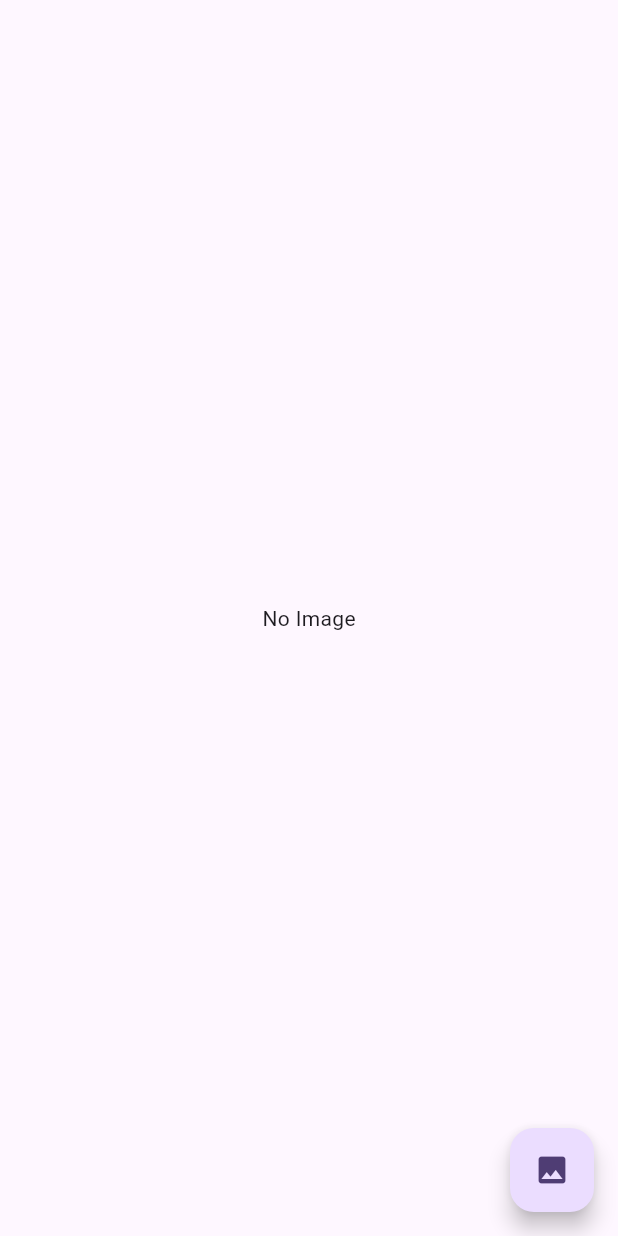
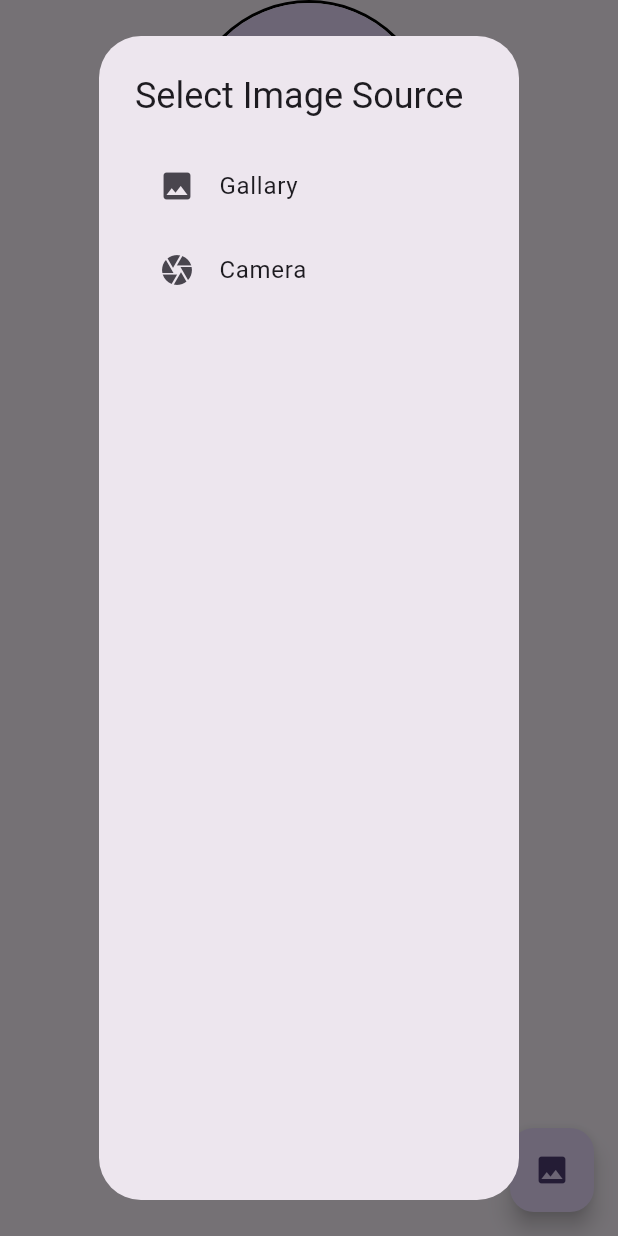
Before and after one commit to AbdiwakBekele/flutter_image, a Flutter app: the screen it shows after launch, after a tap on the "image" icon, on a phone screen of 412 x 824 dp. Run offline on Flutter 3.47's test engine with Material 2 defaults, Android fonts, the phone set to English and light mode, and no system bars; our stand-ins replace image_picker.

Commit message:
Image Avatar included

```diff
--- a/lib/screen/home.dart
+++ b/lib/screen/home.dart
@@ -11,18 +11,87 @@ class Home extends StatefulWidget {
 }
 
 class _HomeState extends State<Home> {
+  ImagePicker picker = new ImagePicker();
   XFile? image;
+
+  // From Gallery
+  Future<void> pickImageGallery() async {
+    final pickedImage = await picker.pickImage(source: ImageSource.gallery);
+    setState(() {
+      image = pickedImage;
+    });
+  }
+
+  // From Camera
+  Future<void> pickImageCamera() async {
+    final pickedImageCamera =
+        await picker.pickImage(source: ImageSource.camera);
+    setState(() {
+      image = pickedImageCamera;
+    });
+  }
+
+  void showImageOption(BuildContext context) {
+    showDialog(
+      context: context,
+      builder: (context) {
+        return AlertDialog(
+          title: const Text("Select Image Source"),
+          content: ListView(
+            children: [
+              ListTile(
+                leading: Icon(Icons.image),
+                title: Text("Gallary"),
+                onTap: pickImageGallery,
+              ),
+              ListTile(
+                leading: Icon(Icons.camera),
+                title: Text("Camera"),
+                onTap: pickImageCamera,
+              ),
+            ],
+          ),
+          actions: [],
+        );
+      },
+    );
+  }
+
   @override
   Widget build(BuildContext context) {
     return Scaffold(
       body: Center(
-        child: image != null ? Image.file(File(image!.path)) : Text("No Image"),
+        child: Column(
+          crossAxisAlignment: CrossAxisAlignment.center,
+          children: [
+            Stack(
+              children: [
+                Container(
+                  decoration: BoxDecoration(
+                      shape: BoxShape.circle,
+                      border: Border.all(color: Colors.black, width: 2)),
+                  child: CircleAvatar(
+                    radius: 80,
+                    backgroundImage:
+                        (image != null) ? FileImage(File(image!.path)) : null,
+                  ),
+                ),
+                Positioned(
+                  bottom: 5,
+                  right: 10,
+                  child: Icon(
+                    Icons.image,
+                    size: 30,
+                  ),
+                )
+              ],
+            ),
+          ],
+        ),
       ),
       floatingActionButton: FloatingActionButton(
-        onPressed: () async {
-          ImagePicker picker = new ImagePicker();
-          image = await picker.pickImage(source: ImageSource.gallery);
-          setState(() {});
+        onPressed: () {
+          showImageOption(context);
         },
         child: Icon(Icons.image),
       ),
```
